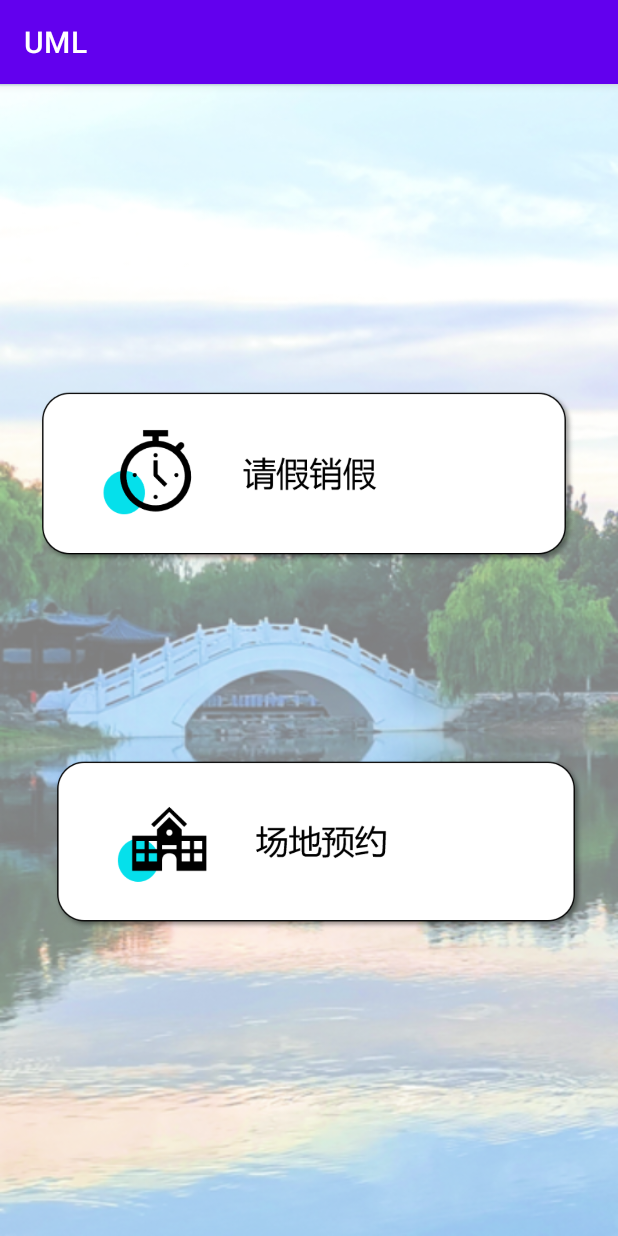
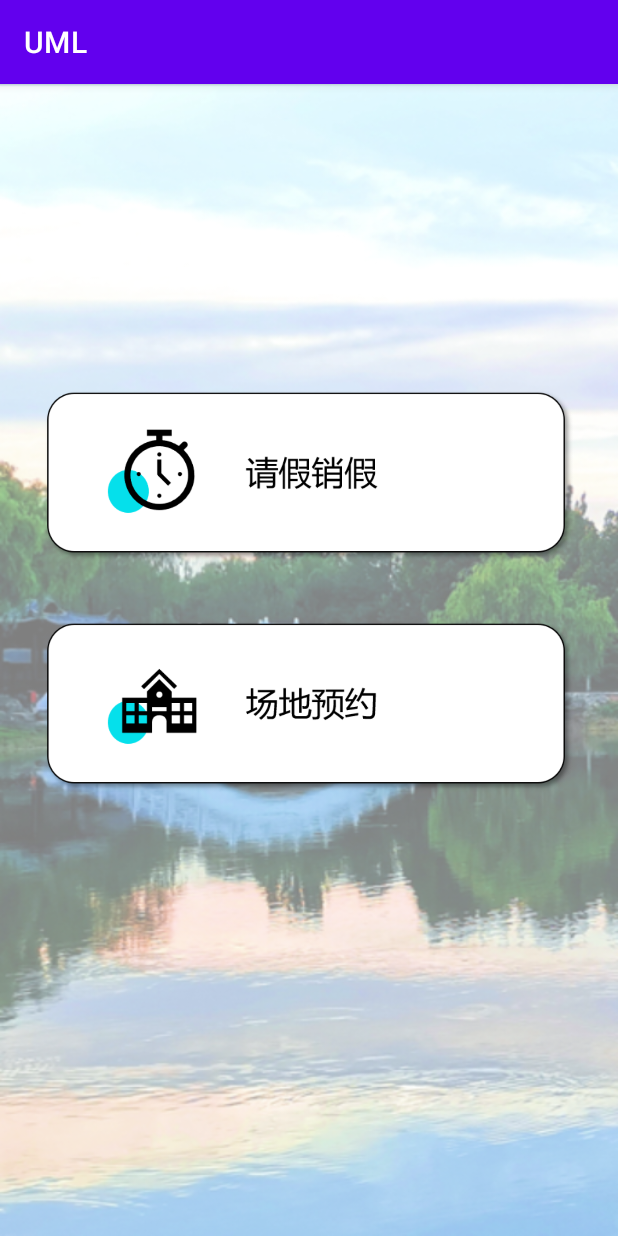
Before and after one commit to LQgdwind/Bit-Software-requirements-engineering, an Android app: the SAActivity screen opened directly, with no data from a screen before it, on a phone screen of 412 x 824 dp. Run offline under Robolectric (Android 15) with nearby library versions, the phone set to English and light mode, and no system bars; 1 statement that could not run was skipped.

Commit message:
lsj_changed

```diff
--- a/app/src/main/res/layout/activity_sa.xml
+++ b/app/src/main/res/layout/activity_sa.xml
@@ -10,9 +10,9 @@
     <ImageView
         android:id="@+id/leaveRequest"
         android:layout_width="393dp"
-        android:layout_height="115dp"
-        android:layout_marginStart="8dp"
+        android:layout_height="114dp"
         android:layout_marginTop="204dp"
+        app:layout_constraintEnd_toEndOf="parent"
         app:layout_constraintStart_toStartOf="parent"
         app:layout_constraintTop_toTopOf="parent"
         app:srcCompat="@drawable/leave"
@@ -22,10 +22,11 @@
         android:id="@+id/appointment"
         android:layout_width="393dp"
         android:layout_height="114dp"
-        android:layout_marginStart="16dp"
         android:layout_marginBottom="204dp"
-        app:layout_constraintBottom_toBottomOf="parent"
+        android:layout_marginTop="40dp"
+        app:layout_constraintEnd_toEndOf="parent"
         app:layout_constraintStart_toStartOf="parent"
+        app:layout_constraintTop_toBottomOf="@+id/leaveRequest"
         app:srcCompat="@drawable/appointment" />
 
 </androidx.constraintlayout.widget.ConstraintLayout>
```
